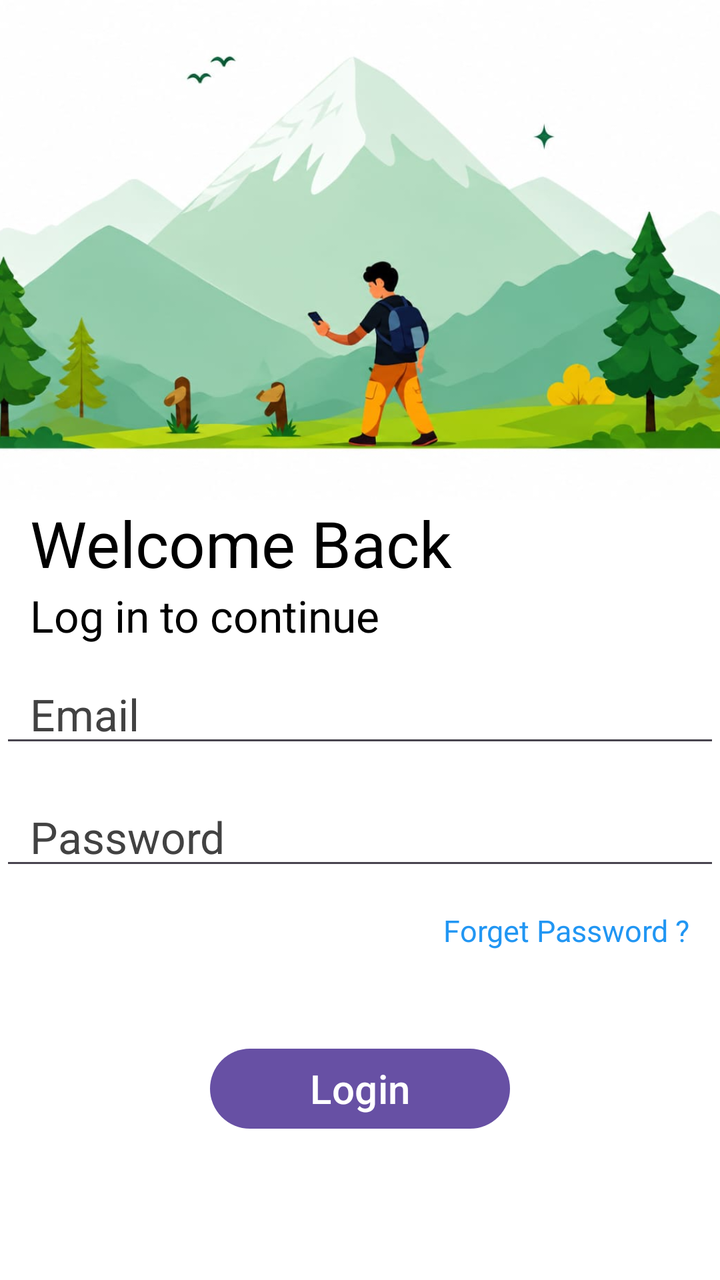
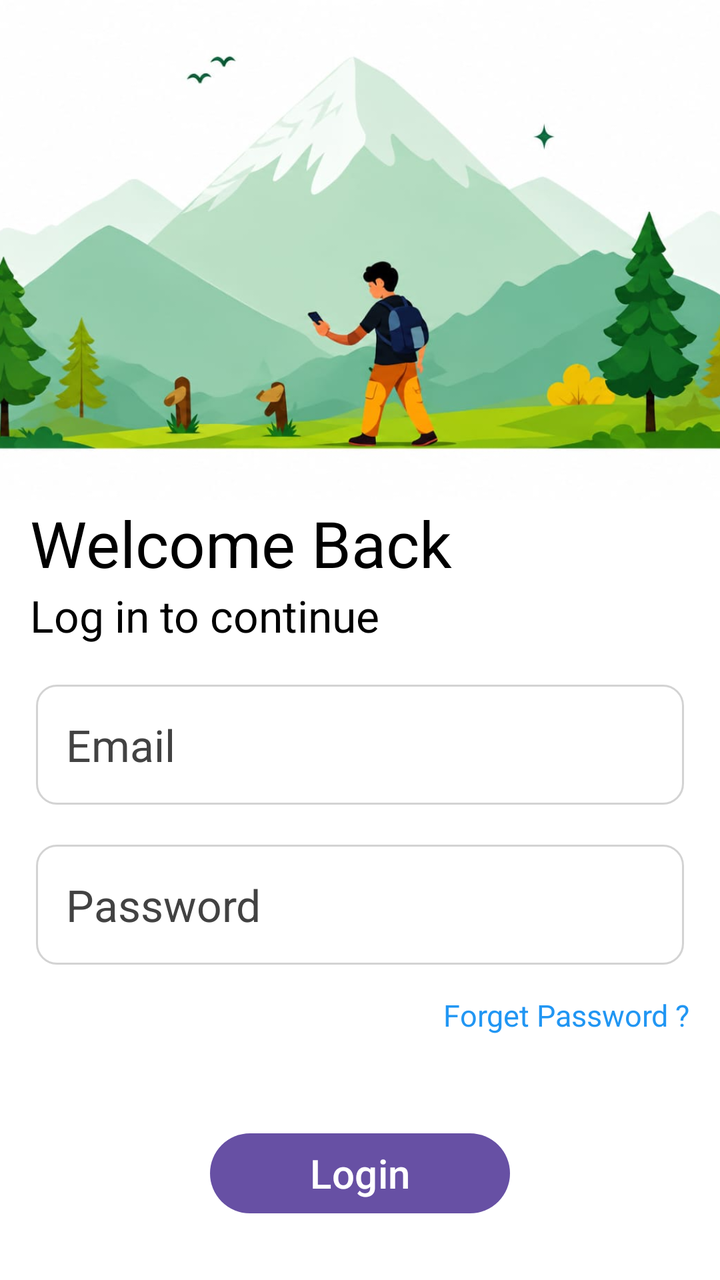

Two renders of the same Android screen: before a commit and after it. Below are the layout's source before the change and the commit's diff.
<!-- AndroidManifest.xml: application theme Theme.TrailSplit -->
<!-- res/layout/activity_main.xml -->
<?xml version="1.0" encoding="utf-8"?>
<androidx.constraintlayout.widget.ConstraintLayout xmlns:android="http://schemas.android.com/apk/res/android"
    xmlns:app="http://schemas.android.com/apk/res-auto"
    xmlns:tools="http://schemas.android.com/tools"
    android:id="@+id/main"
    android:layout_width="match_parent"
    android:layout_height="match_parent"
    tools:context=".MainActivity"
    android:background="@color/white">

    <ImageView
        android:id="@+id/loginheader"
        android:contentDescription="@null"
        android:layout_width="match_parent"
        android:layout_height="250dp"

        android:scaleType="centerCrop"
        android:src="@drawable/loginheader"
        app:layout_constraintTop_toTopOf="parent"


        />

    <TextView
        android:id="@+id/welcome"

        android:layout_width="wrap_content"
        android:layout_height="wrap_content"
        android:text="Welcome Back "
        android:textColor="@color/black"
        android:textSize="32sp"
        app:layout_constraintTop_toBottomOf="@id/loginheader"
        app:layout_constraintStart_toStartOf="@id/loginheader"
        android:paddingLeft="15dp"
        />

    <TextView
        android:id="@+id/statement"
        android:layout_width="wrap_content"
        android:layout_height="wrap_content"
        android:text="Log in to continue"
        android:textColor="@color/black"
        android:textSize="22sp"
        android:paddingLeft="15dp"
        app:layout_constraintTop_toBottomOf="@id/welcome"
        app:layout_constraintStart_toStartOf="@id/welcome"


        />

        <EditText
            android:id="@+id/email"
            android:layout_width="match_parent"
            android:layout_height="wrap_content"
            android:hint="Email"
           android:textColorHint="@color/cardview_dark_background"

            android:textSize="22sp"
            android:paddingTop="20dp"
            android:paddingLeft="15dp"
            app:layout_constraintTop_toBottomOf="@id/statement"
            app:layout_constraintStart_toStartOf="@id/statement"

            />

    <EditText
        android:id="@+id/password"
        android:layout_width="match_parent"
        android:layout_height="wrap_content"

        android:hint="Password"
        android:textColorHint="@color/cardview_dark_background"

        android:textSize="22sp"
        android:paddingTop="25dp"
        android:paddingLeft="15dp"
        app:layout_constraintTop_toBottomOf="@id/email"
        app:layout_constraintStart_toStartOf="@id/email"

        />

    <TextView
        android:id="@+id/fogetpassword"
        android:layout_width="wrap_content"
        android:layout_height="wrap_content"
        android:text="Forget Password ?"
        android:textSize="15dp"
        android:textColor="#2196F3"
        android:layout_marginTop="15dp"
        app:layout_constraintTop_toBottomOf="@id/password"
        app:layout_constraintEnd_toEndOf="parent"
        android:layout_marginRight="15dp"
        />



    <Button
        android:id="@+id/btn"
        android:layout_width="150dp"
        android:layout_height="wrap_content"
        android:text="Login"
        android:textSize="20sp"
        android:layout_marginTop="45dp"
        app:layout_constraintTop_toBottomOf="@id/fogetpassword"
        app:layout_constraintStart_toStartOf="parent"
        app:layout_constraintEnd_toEndOf="parent"
        />
    <TextView
        android:id="@+id/account"
        android:layout_width="wrap_content"
        android:layout_height="wrap_content"
        android:text="Don't have an account ? "
        app:layout_constraintBottom_toBottomOf="parent"
        android:textSize="16dp"
        android:textColor="@color/black"
        android:paddingTop="20dp"
        app:layout_constraintTop_toBottomOf="@id/btn"
        android:paddingLeft="95dp"
        app:layout_constraintStart_toStartOf="parent"
        android:layout_marginBottom="120dp"



        />
    <TextView
        android:id="@+id/sign"
        android:layout_width="wrap_content"
        android:layout_height="wrap_content"
        android:text="Sign up"
        android:textSize="18dp"
        app:layout_constraintStart_toEndOf="@id/account"
        app:layout_constraintTop_toBottomOf="@id/btn"
        android:paddingTop="20dp"
        android:paddingLeft="12dp"
        app:layout_constraintBottom_toBottomOf="parent"
        android:textColor="#2196F3"
        android:layout_marginBottom="120dp"
        />
</androidx.constraintlayout.widget.ConstraintLayout>
<!-- resources referenced by this layout -->
<resources>
  <color name="black">#FF000000</color>
  <color name="white">#FFFFFFFF</color>
  <!-- drawable loginheader: jpeg bitmap (drawable, 50315 bytes) -->
  <style name="Theme.TrailSplit" parent="Base.Theme.TrailSplit" />
  <style name="Base.Theme.TrailSplit" parent="Theme.Material3.DayNight.NoActionBar">
          
          
      </style>
</resources>

<!-- the commit's change to res/layout/activity_main.xml (unified diff, before → after) -->
@@ -51,12 +51,16 @@
         <EditText
             android:id="@+id/email"
             android:layout_width="match_parent"
-            android:layout_height="wrap_content"
+            android:layout_height="60dp"
             android:hint="Email"
            android:textColorHint="@color/cardview_dark_background"
+            android:background="@drawable/edittext_background"
 
+            android:layout_marginTop="20dp"
+            android:layout_marginEnd="18dp"
+            android:layout_marginStart="18dp"
             android:textSize="22sp"
-            android:paddingTop="20dp"
+
             android:paddingLeft="15dp"
             app:layout_constraintTop_toBottomOf="@id/statement"
             app:layout_constraintStart_toStartOf="@id/statement"
@@ -66,13 +70,17 @@
     <EditText
         android:id="@+id/password"
         android:layout_width="match_parent"
-        android:layout_height="wrap_content"
+        android:layout_height="60dp"
 
         android:hint="Password"
         android:textColorHint="@color/cardview_dark_background"
+        android:background="@drawable/edittext_background"
+        android:layout_marginTop="20dp"
+        android:layout_marginEnd="18dp"
+        android:layout_marginStart="18dp"
 
         android:textSize="22sp"
-        android:paddingTop="25dp"
+
         android:paddingLeft="15dp"
         app:layout_constraintTop_toBottomOf="@id/email"
         app:layout_constraintStart_toStartOf="@id/email"
<!-- resource entries referenced after the edit -->
@@ -2,6 +2,20 @@
 <resources>
   <color name="black">#FF000000</color>
   <color name="white">#FFFFFFFF</color>
+  <!-- drawable edittext_background (drawable) -->
+  <?xml version="1.0" encoding="utf-8"?>
+  <shape xmlns:android="http://schemas.android.com/apk/res/android">
+  
+      <solid android:color="#FFFFFF"/>
+  
+      <stroke
+          android:width="1dp"
+          android:color="#D3D3D3"/>
+  
+      <corners
+          android:radius="10dp"/>
+  
+  </shape>
   <!-- drawable loginheader: jpeg bitmap (drawable, 50315 bytes) -->
   <style name="Theme.TrailSplit" parent="Base.Theme.TrailSplit" />
   <style name="Base.Theme.TrailSplit" parent="Theme.Material3.DayNight.NoActionBar">
